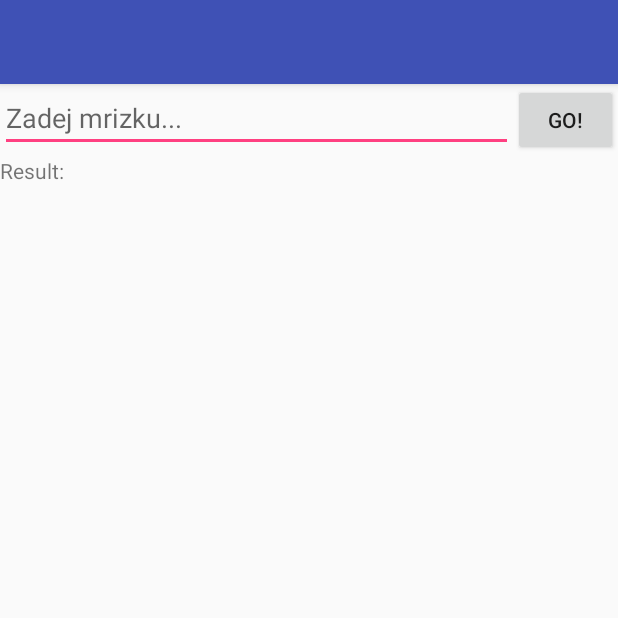
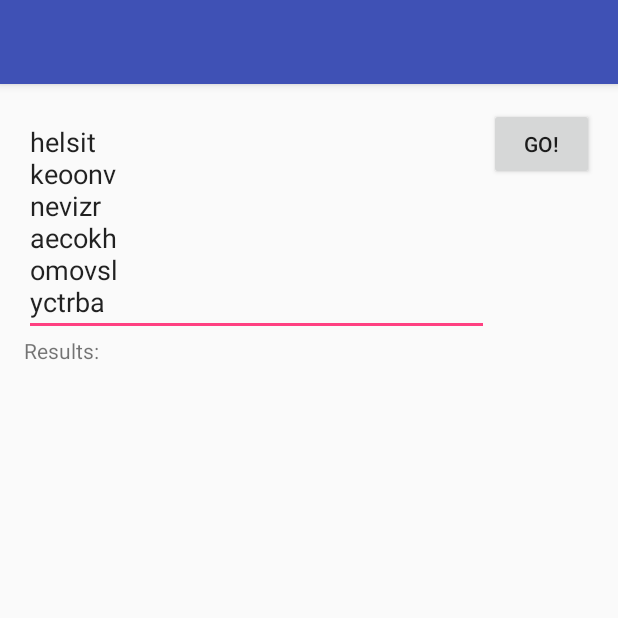
Before and after one commit to adamsikora/SifroHaluzic, an Android app: the MrizkoDrticActivity screen opened directly, with no data from a screen before it, on a phone screen of 412 x 824 dp, the top half of it. Run offline under Robolectric (Android 15) with nearby library versions, the phone set to English and light mode, and no system bars.

Commit message:
mrizko drtic finished

```diff
--- a/app/src/main/java/cz/civilizacehra/sifrohaluzic/PrincipTrainerActivity.java
+++ b/app/src/main/java/cz/civilizacehra/sifrohaluzic/PrincipTrainerActivity.java
@@ -186,9 +186,9 @@ public class PrincipTrainerActivity extends AppCompatActivity {
             mOut = mPrincip;
         }
 
-        ArrayList<Integer> list = new ArrayList<Integer>();
+        ArrayList<Integer> list = new ArrayList<>();
         for (int i=1; i<=26; i++) {
-            list.add(new Integer(i));
+            list.add(i);
         }
         Collections.shuffle(list);
         for (int i=0; i<5; i++) {
--- a/app/src/main/res/layout/activity_debinarizator.xml
+++ b/app/src/main/res/layout/activity_debinarizator.xml
@@ -96,8 +96,7 @@
             android:id="@+id/rowsLayout"
             android:layout_width="wrap_content"
             android:layout_height="match_parent"
-            android:layout_toEndOf="@+id/combinationLayout"
-            android:orientation="horizontal"></LinearLayout>
+            android:orientation="horizontal"/>
     </HorizontalScrollView>
 
 </RelativeLayout>
--- a/app/src/main/res/layout/activity_main.xml
+++ b/app/src/main/res/layout/activity_main.xml
@@ -3,7 +3,6 @@
     xmlns:tools="http://schemas.android.com/tools"
     android:layout_width="match_parent"
     android:layout_height="match_parent"
-    android:paddingBottom="@dimen/activity_vertical_margin"
     android:paddingLeft="@dimen/activity_horizontal_margin"
     android:paddingRight="@dimen/activity_horizontal_margin"
     android:paddingTop="@dimen/activity_vertical_margin"
--- a/app/src/main/res/layout/activity_mrizko_drtic.xml
+++ b/app/src/main/res/layout/activity_mrizko_drtic.xml
@@ -1,9 +1,11 @@
 <?xml version="1.0" encoding="utf-8"?>
 <RelativeLayout xmlns:android="http://schemas.android.com/apk/res/android"
-    xmlns:app="http://schemas.android.com/apk/res-auto"
     xmlns:tools="http://schemas.android.com/tools"
     android:layout_width="match_parent"
     android:layout_height="match_parent"
+    android:paddingLeft="@dimen/activity_horizontal_margin"
+    android:paddingRight="@dimen/activity_horizontal_margin"
+    android:paddingTop="@dimen/activity_vertical_margin"
     tools:context="cz.civilizacehra.sifrohaluzic.MrizkoDrticActivity">
 
     <RelativeLayout
@@ -26,13 +28,13 @@
             android:editable="true"
             android:enabled="true"
             android:hint="Zadej mrizku..."
-            tools:text="helsitkeoonvnevizraecokhomovslyctrba" />
+            android:text="helsit\nkeoonv\nnevizr\naecokh\nomovsl\nyctrba" />
 
         <Button
             android:id="@+id/GoBtn"
             android:layout_width="70dp"
             android:layout_height="wrap_content"
-            android:text="Go!"
+            android:text="@string/go"
             android:layout_alignParentTop="true"
             android:layout_alignParentEnd="true" />
 
@@ -53,7 +55,7 @@
             android:layout_width="fill_parent"
             android:layout_height="fill_parent"
             android:layout_weight="1.0"
-            android:text="Result:\n" />
+            android:text="@string/result" />
 
     </ScrollView>
 
--- a/app/src/main/res/layout/activity_presmyslovnik.xml
+++ b/app/src/main/res/layout/activity_presmyslovnik.xml
@@ -3,7 +3,6 @@
     xmlns:tools="http://schemas.android.com/tools"
     android:layout_width="match_parent"
     android:layout_height="match_parent"
-    android:paddingBottom="@dimen/activity_vertical_margin"
     android:paddingLeft="@dimen/activity_horizontal_margin"
     android:paddingRight="@dimen/activity_horizontal_margin"
     android:paddingTop="@dimen/activity_vertical_margin"
@@ -68,7 +67,7 @@
             android:layout_alignStart="@+id/maxEditText"
             android:layout_below="@+id/maxEditText"
             android:layout_toStartOf="@+id/sourceRadioGrp"
-            android:text="Go!" />
+            android:text="@string/go" />
 
         <RadioGroup
             android:id="@+id/modeRadioGrp"
@@ -187,7 +186,7 @@
             android:layout_width="fill_parent"
             android:layout_height="fill_parent"
             android:layout_weight="1.0"
-            android:text="Result:\n" />
+            android:text="@string/result" />
 
     </ScrollView>
 
--- a/app/src/main/res/layout/activity_princip_trainer.xml
+++ b/app/src/main/res/layout/activity_princip_trainer.xml
@@ -4,7 +4,6 @@
     xmlns:tools="http://schemas.android.com/tools"
     android:layout_width="match_parent"
     android:layout_height="match_parent"
-    android:paddingBottom="@dimen/activity_vertical_margin"
     android:paddingLeft="@dimen/activity_horizontal_margin"
     android:paddingRight="@dimen/activity_horizontal_margin"
     android:paddingTop="@dimen/activity_vertical_margin"
--- a/app/src/main/res/values/strings.xml
+++ b/app/src/main/res/values/strings.xml
@@ -5,4 +5,7 @@
     <string name="debinarizator">Debinarizátor</string>
     <string name="mrizkodrtic">Mřížko Drtič</string>
     <string name="principtrainer">Princip Trainer</string>
+
+    <string name="result">Results:\n</string>
+    <string name="go">Go!</string>
 </resources>
```
Also changed, not shown: app/src/main/java/cz/civilizacehra/sifrohaluzic/Dictionary.java (+2 -5 lines), app/src/main/java/cz/civilizacehra/sifrohaluzic/MrizkoDrticActivity.java (+5 -6 lines), app/src/main/java/cz/civilizacehra/sifrohaluzic/StringPair.java (+8 -11 lines), 1 other file.
